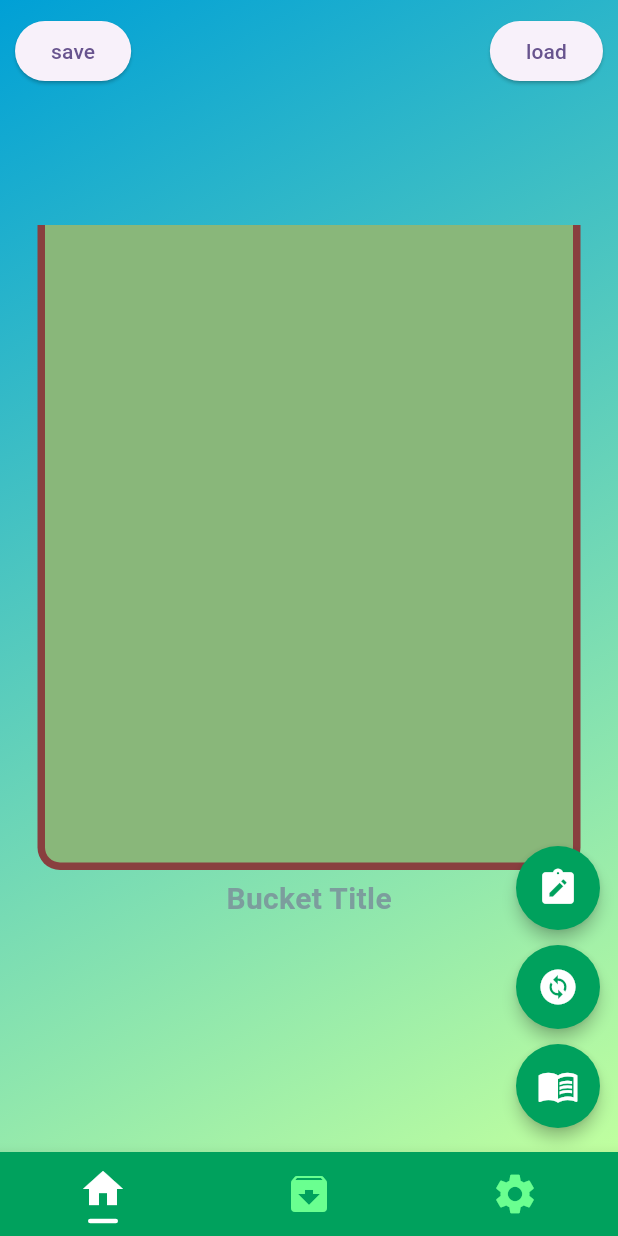
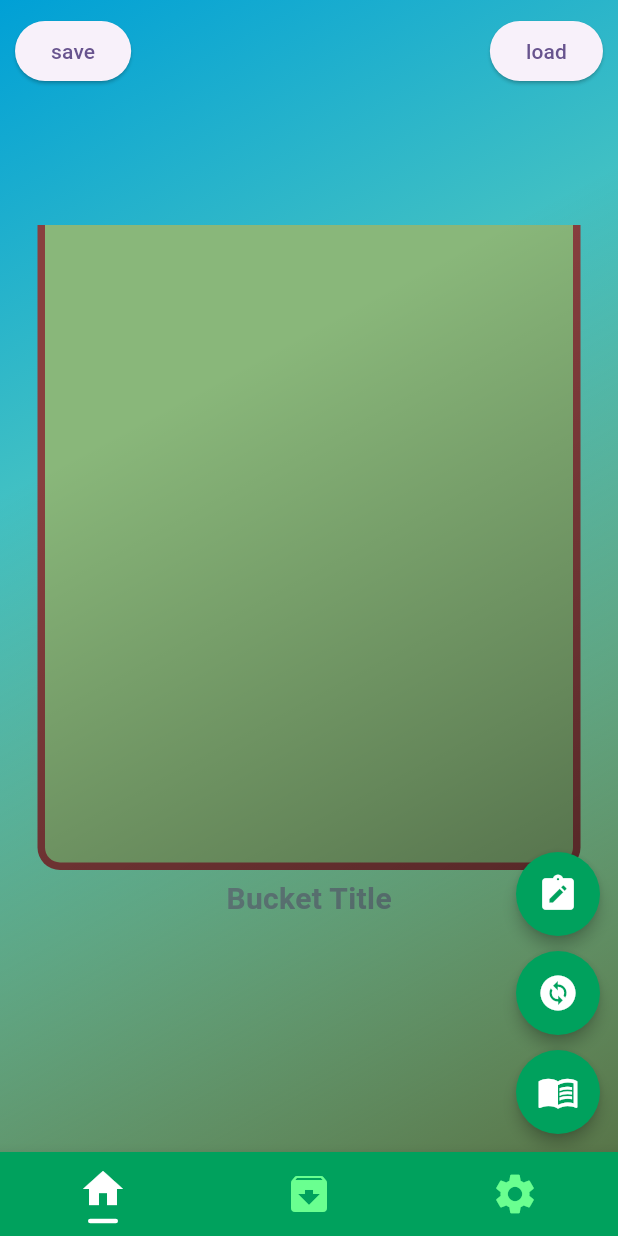
Before and after one commit to shogoisaji/tumitas, a Flutter app: the screen it shows after launch, after a tap on the "menu book" icon, on a phone screen of 412 x 824 dp. Run offline on Flutter 3.47's test engine with Material 3 defaults, Android fonts, the light colour scheme and no system bars; our stand-ins replace shared_preferences.

Commit message:
⚡️ Refactor bucket and block setting dialogs

```diff
--- a/lib/pages/play_page.dart
+++ b/lib/pages/play_page.dart
@@ -25,9 +25,16 @@ class _PlayPageState extends State<PlayPage> with TickerProviderStateMixin {
     bucketIntoBlock: [],
   );
 
-  void _handleSetBucket(Bucket bucket) {
+  void _handleSetBucket(Map<String, dynamic> settingBucketProperties) {
+    final Bucket changeBucket = Bucket(
+      bucketTitle: settingBucketProperties['title'],
+      bucketInnerColor: settingBucketProperties['innerColor'],
+      bucketOuterColor: settingBucketProperties['outerColor'],
+      bucketLayoutSize: currentBucket.bucketLayoutSize,
+      bucketIntoBlock: currentBucket.bucketIntoBlock,
+    );
     setState(() {
-      currentBucket = bucket;
+      currentBucket = changeBucket;
     });
   }
 
@@ -56,14 +63,6 @@ class _PlayPageState extends State<PlayPage> with TickerProviderStateMixin {
             ),
           ),
           Positioned(
-            bottom: 10,
-            right: 10,
-            child: MultiFloatingBottom(
-              onSetBucket: _handleSetBucket,
-              onSetBlock: _handleSetBlock,
-            ),
-          ),
-          Positioned(
             top: 10,
             left: 10,
             child: ElevatedButton(
@@ -89,6 +88,11 @@ class _PlayPageState extends State<PlayPage> with TickerProviderStateMixin {
               child: const Text('load'),
             ),
           ),
+          MultiFloatingBottom(
+            currentBucket: currentBucket,
+            onSetBucket: _handleSetBucket,
+            onSetBlock: _handleSetBlock,
+          ),
         ],
       ),
     );
--- a/lib/widgets/multi_floating_buttom.dart
+++ b/lib/widgets/multi_floating_buttom.dart
@@ -6,10 +6,12 @@ import 'package:tumitas/widgets/block_setting_dialog.dart';
 import 'package:tumitas/widgets/bucket_setting_dialog.dart';
 
 class MultiFloatingBottom extends StatefulWidget {
-  final Function(Bucket) onSetBucket;
+  final Bucket currentBucket;
+  final Function(Map<String, dynamic>) onSetBucket;
   final Function(Block) onSetBlock;
 
-  const MultiFloatingBottom({super.key, required this.onSetBucket, required this.onSetBlock});
+  const MultiFloatingBottom(
+      {super.key, required this.onSetBucket, required this.onSetBlock, required this.currentBucket});
 
   @override
   State<MultiFloatingBottom> createState() => _MultiFloatingBottomState();
@@ -19,17 +21,15 @@ class _MultiFloatingBottomState extends State<MultiFloatingBottom> {
   bool isPressed = false;
   String nextBlockTitle = '';
 
-  void _handleSetBucket(Bucket bucket) {
+  void _handleSetBucket(Map<String, dynamic> settingBucketProperties) {
     setState(() {
-      isPressed = false;
-      widget.onSetBucket(bucket);
+      widget.onSetBucket(settingBucketProperties);
     });
   }
 
   void _handleSetBlock(Block block) {
     setState(() {
       widget.onSetBlock(block);
-      print(block.title);
     });
   }
 
@@ -39,10 +39,12 @@ class _MultiFloatingBottomState extends State<MultiFloatingBottom> {
       {
         'icon': Icons.note_alt,
         'onPressed': () {
+          setState(() {
+            isPressed = false;
+          });
           showDialog(
             context: context,
             builder: (_) => BlockSettingDialog(
-              // TextEditingController(),
               onSetting: (Block block) {
                 setState(() {
                   _handleSetBlock(block);
@@ -55,16 +57,18 @@ class _MultiFloatingBottomState extends State<MultiFloatingBottom> {
       {
         'icon': Icons.change_circle,
         'onPressed': () {
+          setState(() {
+            isPressed = false;
+          });
           showDialog(
             context: context,
             builder: (_) => BucketSettingDialog(
-              TextEditingController(),
-              onSettingBlock: (Block block) {
+              bucket: widget.currentBucket,
+              onSettingBucket: (Map<String, dynamic> settingBucketProperties) {
                 setState(() {
-                  // _handleSetBlock(block);
+                  _handleSetBucket(settingBucketProperties);
                 });
               },
-              onSettingBucket: _handleSetBucket,
             ),
           );
         },
@@ -73,16 +77,39 @@ class _MultiFloatingBottomState extends State<MultiFloatingBottom> {
         'icon': Icons.menu_book,
         'onPressed': () {
           setState(() {
-            // isPressed = !isPressed;
+            isPressed = false;
           });
         },
       },
     ];
 
-    return Padding(
-        padding: const EdgeInsets.only(bottom: 6, right: 2),
-        child: isPressed
-            ? Column(
+    return isPressed
+        ? GestureDetector(
+            onTap: () {
+              setState(() {
+                isPressed = false;
+              });
+            },
+            child: Container(
+              decoration: const BoxDecoration(
+                gradient: LinearGradient(
+                  begin: Alignment.topLeft,
+                  end: Alignment.bottomRight,
+                  colors: [
+                    Colors.transparent,
+                    Colors.transparent,
+                    Colors.black26,
+                    Colors.black54,
+                  ],
+                ),
+              ),
+              alignment: Alignment.bottomRight,
+              width: double.infinity,
+              height: double.infinity,
+              child: Padding(
+                  padding: const EdgeInsets.only(bottom: 12, right: 12),
+                  child: Column(
+                    mainAxisAlignment: MainAxisAlignment.end,
                     children: [
                       ...floatingButtonList.map((floatingButton) {
                         return Column(
@@ -101,22 +128,26 @@ class _MultiFloatingBottomState extends State<MultiFloatingBottom> {
                         );
                       }).toList(),
                     ],
+                  )),
+            ),
           )
-            : FloatingActionButton(
+        : Container(
+            alignment: Alignment.bottomRight,
+            width: double.infinity,
+            height: double.infinity,
+            child: Padding(
+                padding: const EdgeInsets.only(bottom: 12, right: 12),
+                child: FloatingActionButton(
                   shape: const CircleBorder(),
                   elevation: 4,
                   backgroundColor: MyTheme.green1,
                   onPressed: () {
                     setState(() {
                       isPressed = true;
-                    Future.delayed(const Duration(seconds: 3), () {
-                      setState(() {
-                        isPressed = false;
-                      });
-                    });
                     });
                   },
                   child: const Icon(Icons.menu_book, color: Colors.white, size: 28),
-              ));
+                )),
+          );
   }
 }
```
Also changed, not shown: lib/widgets/block_setting_dialog.dart (+5 -6 lines), lib/widgets/bucket_setting_dialog.dart (+23 -14 lines). Lines whose indentation alone changed are shown as unchanged.
